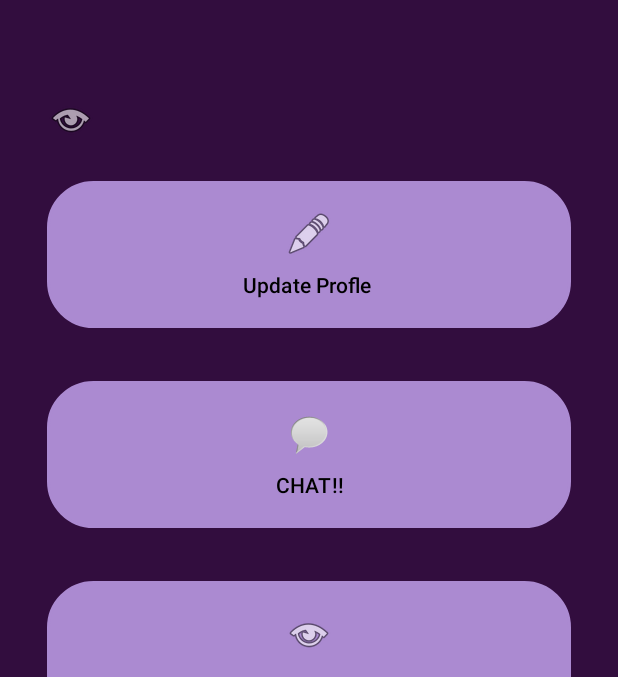
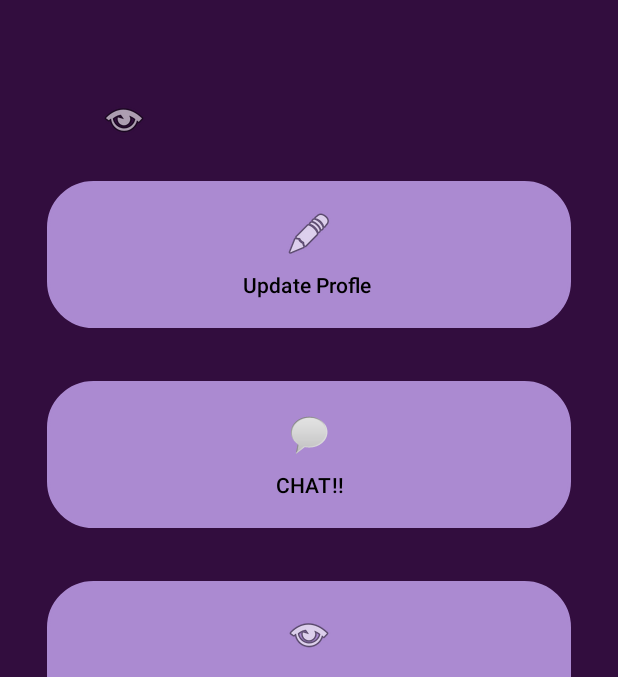
Before and after one commit to anasaqeeel/CodeHub_Android_App, an Android app: the main screen opened directly, with no data from a screen before it, on a phone screen of 412 x 824 dp, the part 91-768 px from its top. Run offline under Robolectric (Android 15) with nearby library versions, the phone set to English and light mode, and no system bars; our stand-ins replace Firebase (no records; nobody signed in at launch, a user with empty details on screens opened directly); Roboto replaces fonts that are not available here.

Commit message:
updated xmls

```diff
--- a/app/src/main/res/layout/activity_main3.xml
+++ b/app/src/main/res/layout/activity_main3.xml
@@ -28,6 +28,7 @@
             android:layout_marginTop="50dp"
             android:layout_width="wrap_content"
             android:layout_height="wrap_content"
+            android:layout_marginLeft="35dp"
             android:drawableEnd="@android:drawable/ic_menu_view"
             android:text="Hi "
             android:textColor="@color/white"
```
